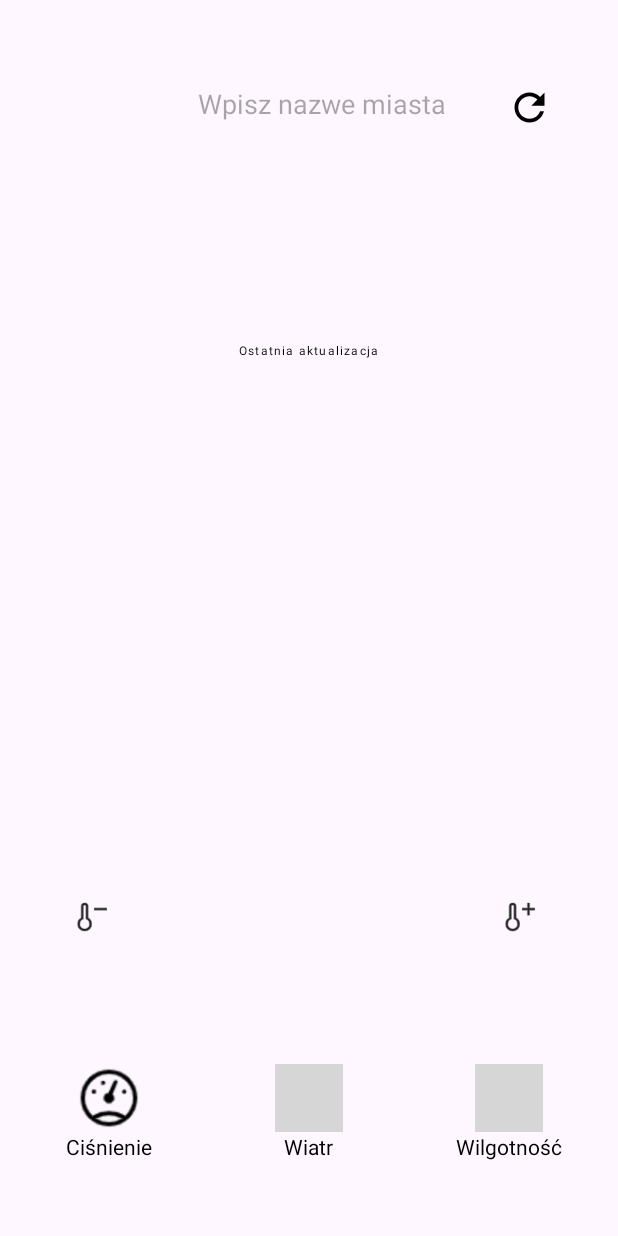
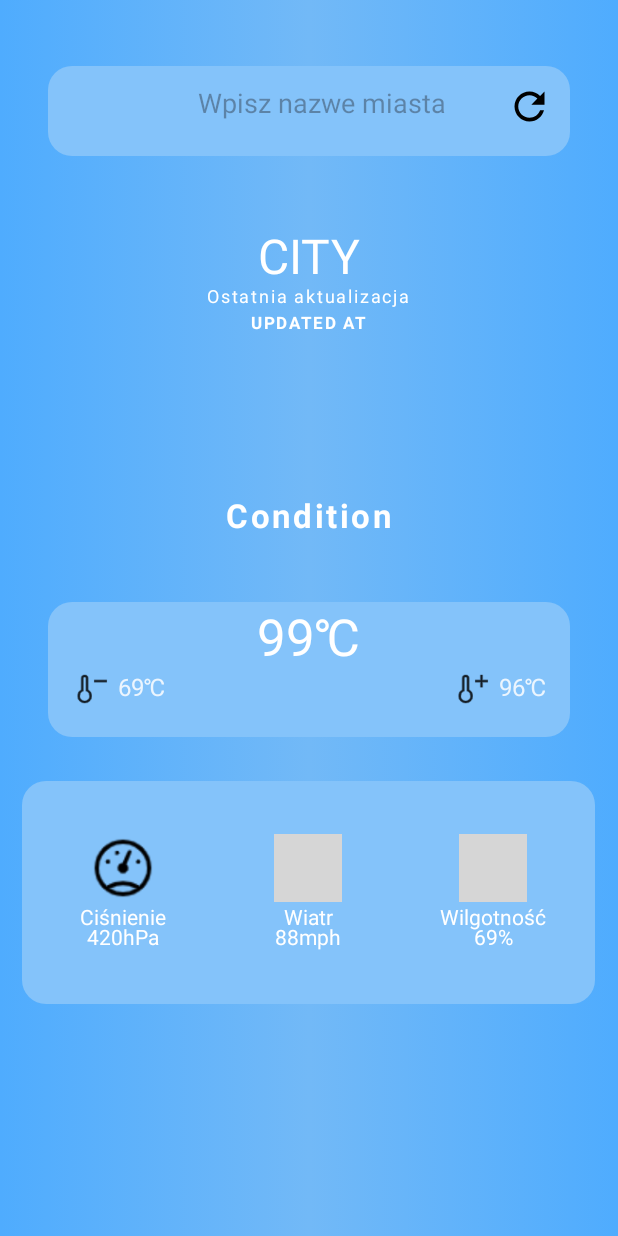
Before and after one commit to msprw/android_weather_app, an Android app: the layout activity_main.xml on its own in the app's theme, with its tools: preview values and no code run, on a phone screen of 412 x 824 dp. Run offline under Robolectric (Android 15) with nearby library versions, the phone set to English and light mode, and no system bars; grey boxes are pictures that could not be loaded.

Commit message:
Updated UI.

```diff
--- /dev/null
+++ b/app/src/main/res/drawable/gradient_background.xml
@@ -0,0 +1,14 @@
+<?xml version="1.0" encoding="utf-8"?>
+<selector xmlns:android="http://schemas.android.com/apk/res/android">
+    <item>
+        <shape>
+            <gradient
+                android:angle="0"
+                android:startColor="#4facfe"
+                android:centerColor="#72b9f7"
+                android:endColor="#4facfe"
+                android:type="linear"
+            />
+        </shape>
+    </item>
+</selector>
--- /dev/null
+++ b/app/src/main/res/drawable/rounded_background.xml
@@ -0,0 +1,11 @@
+<?xml version="1.0" encoding="utf-8"?>
+<selector xmlns:android="http://schemas.android.com/apk/res/android">
+    <item>
+        <shape>
+
+            <solid android:color="@color/lightblue" /> <!-- Kolor tła -->
+            <corners android:radius="16dp" /> <!-- Promień zaokrąglenia w pikselach -->
+        </shape>
+    </item>
+
+</selector>
--- a/app/src/main/res/layout/activity_main.xml
+++ b/app/src/main/res/layout/activity_main.xml
@@ -7,7 +7,9 @@
     android:gravity="center_horizontal"
     android:orientation="vertical"
     android:visibility="visible"
+    android:background="@drawable/gradient_background"
     android:weightSum="5.5">
+
 
     <RelativeLayout
         android:id="@+id/editText_layout"
@@ -22,6 +24,7 @@
             android:layout_width="match_parent"
             android:layout_height="60dp"
             android:layout_centerInParent="true"
+            android:background="@drawable/rounded_background"
             tools:ignore="UselessParent">
 
 
@@ -41,7 +44,7 @@
                 android:gravity="center_horizontal"
                 android:hint="Wpisz nazwe miasta"
                 android:imeOptions="actionGo"
-                android:inputType="textCapCharacters"
+                android:inputType="text"
                 android:maxLength="21"
                 android:textAllCaps="true"
                 android:textCursorDrawable="@null"
@@ -61,30 +64,30 @@
 
     <RelativeLayout
         android:id="@+id/place_time_layout"
-        android:layout_width="wrap_content"
-        android:layout_height="0dp"
-        android:layout_weight="1">
+        android:layout_width="177dp"
+        android:layout_height="6dp"
+        android:layout_weight="0.8">
 
         <LinearLayout
-            android:layout_width="wrap_content"
-            android:layout_height="match_parent"
-            android:gravity="center"
+            android:layout_width="match_parent"
+            android:layout_height="114dp"
+            android:gravity="center_horizontal"
             android:orientation="vertical">
 
             <TextView
                 android:id="@+id/id_city_name"
                 android:layout_width="wrap_content"
                 android:layout_height="wrap_content"
-                android:text=""
+                android:text="city"
                 android:textAllCaps="true"
-                android:textColor="@color/black"
+                android:textColor="@color/white"
                 android:textSize="32sp" />
 
             <LinearLayout
-                android:layout_width="wrap_content"
-                android:layout_height="wrap_content"
-                android:layout_marginTop="-12dp"
-                android:gravity="center_horizontal"
+                android:layout_width="177dp"
+                android:layout_height="87dp"
+                android:layout_marginTop="-30dp"
+                android:gravity="center"
                 android:orientation="vertical">
 
                 <TextView
@@ -93,8 +96,15 @@
                     android:layout_height="wrap_content"
                     android:letterSpacing="0.1"
                     android:text="Ostatnia aktualizacja"
-                    android:textColor="@color/black"
-                    android:textSize="8sp" />
+                    android:textColor="@color/white"
+                    android:textSize="12sp" />
+
+                <View
+                    android:id="@+id/separator_view"
+                    android:layout_width="match_parent"
+                    android:layout_height="6dp"
+                    android:layout_below="@id/id_city_name"
+                    />
 
                 <TextView
                     android:id="@+id/updated_at_tv"
@@ -102,9 +112,9 @@
                     android:layout_height="wrap_content"
                     android:layout_marginTop="-4dp"
                     android:letterSpacing="0.1"
-                    android:text=""
+                    android:text="updated at"
                     android:textAllCaps="true"
-                    android:textColor="@color/black"
+                    android:textColor="@color/white"
                     android:textSize="11sp"
                     android:textStyle="bold" />
             </LinearLayout>
@@ -115,7 +125,8 @@
     <RelativeLayout
         android:layout_width="wrap_content"
         android:layout_height="0dp"
-        android:layout_weight="1.5"
+        android:layout_weight="1.0"
+        android:layout_marginTop="-50dp"
         android:gravity="center">
 
         <LinearLayout
@@ -137,8 +148,8 @@
                 android:layout_height="wrap_content"
                 android:layout_marginTop="-8dp"
                 android:letterSpacing=".08"
-                android:text=""
-                android:textColor="@color/black"
+                android:text="Condition"
+                android:textColor="@color/white"
                 android:textSize="22sp"
                 android:textStyle="bold" />
         </LinearLayout>
@@ -153,6 +164,7 @@
 
         <RelativeLayout
             android:layout_width="match_parent"
+            android:background="@drawable/rounded_background"
             android:layout_height="90dp">
 
             <TextView
@@ -161,8 +173,8 @@
                 android:layout_height="wrap_content"
                 android:layout_centerHorizontal="true"
                 android:textAllCaps="true"
-                android:text=""
-                android:textColor="@color/black"
+                android:text="99℃"
+                android:textColor="@color/white"
                 android:textSize="34sp" />
 
             <LinearLayout
@@ -191,8 +203,8 @@
                         android:layout_height="wrap_content"
                         android:layout_marginStart="5dp"
                         android:textAllCaps="true"
-                        android:text=""
-                        android:textColor="@color/black"
+                        android:text="69℃"
+                        android:textColor="@color/white"
                         android:textSize="16sp" />
                 </LinearLayout>
 
@@ -215,8 +227,8 @@
                         android:layout_height="wrap_content"
                         android:layout_marginStart="5dp"
                         android:textAllCaps="true"
-                        android:text=""
-                        android:textColor="@color/black"
+                        android:text="96℃"
+                        android:textColor="@color/white"
                         android:textSize="16sp" />
                 </LinearLayout>
             </LinearLayout>
@@ -225,9 +237,10 @@
     </RelativeLayout>
 
     <LinearLayout
-        android:layout_width="match_parent"
+        android:layout_width="382dp"
         android:layout_height="0dp"
         android:layout_weight="1"
+        android:background="@drawable/rounded_background"
         android:gravity="center"
         android:orientation="horizontal"
         android:paddingHorizontal="6dp"
@@ -251,7 +264,7 @@
                 android:layout_width="wrap_content"
                 android:layout_height="wrap_content"
                 android:text="Ciśnienie"
-                android:textColor="@color/black"
+                android:textColor="@color/white"
                 android:textSize="14sp" />
 
             <TextView
@@ -259,8 +272,8 @@
                 android:layout_width="wrap_content"
                 android:layout_height="wrap_content"
                 android:layout_marginTop="-6dp"
-                android:text=""
-                android:textColor="@color/black"
+                android:text="420hPa"
+                android:textColor="@color/white"
                 android:textSize="14sp" />
         </LinearLayout>
 
@@ -282,7 +295,7 @@
                 android:layout_width="wrap_content"
                 android:layout_height="wrap_content"
                 android:text="Wiatr"
-                android:textColor="@color/black"
+                android:textColor="@color/white"
                 android:textSize="14sp" />
 
             <TextView
@@ -290,8 +303,8 @@
                 android:layout_width="wrap_content"
                 android:layout_height="wrap_content"
                 android:layout_marginTop="-6dp"
-                android:text=""
-                android:textColor="@color/black"
+                android:text="88mph"
+                android:textColor="@color/white"
                 android:textSize="14sp" />
         </LinearLayout>
 
@@ -313,7 +326,7 @@
                 android:layout_width="wrap_content"
                 android:layout_height="wrap_content"
                 android:text="Wilgotność"
-                android:textColor="@color/black"
+                android:textColor="@color/white"
                 android:textSize="14sp" />
 
             <TextView
@@ -321,8 +334,8 @@
                 android:layout_width="wrap_content"
                 android:layout_height="wrap_content"
                 android:layout_marginTop="-6dp"
-                android:text=""
-                android:textColor="@color/black"
+                android:text="69%"
+                android:textColor="@color/white"
                 android:textSize="14sp" />
         </LinearLayout>
     </LinearLayout>
--- a/app/src/main/res/values/colors.xml
+++ b/app/src/main/res/values/colors.xml
@@ -2,4 +2,6 @@
 <resources>
     <color name="black">#FF000000</color>
     <color name="white">#FFFFFFFF</color>
+    <color name="cyan">#3988a9</color>
+    <color name="lightblue">#84c3fa</color>
 </resources>
```
